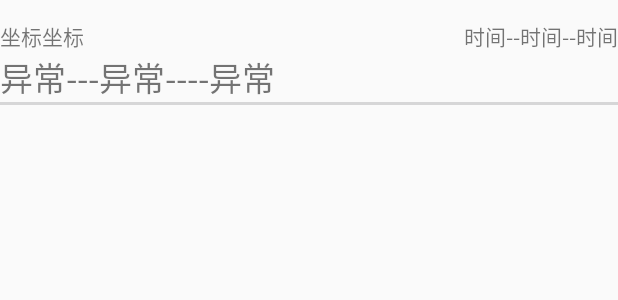
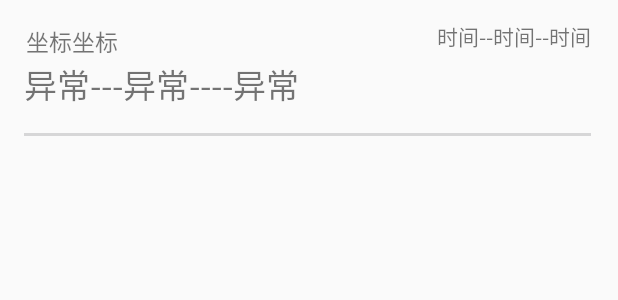
Before and after one commit to DMingOu/SecurityDetectionAPP, an Android app: the layout item_history_error_msg.xml on its own in the app's theme, with its tools: preview values and no code run, on a phone screen of 412 x 824 dp. Shown: the top 300 px of the screen. Run offline under Robolectric (Android 15) with nearby library versions, the phone set to English and light mode, and no system bars.

Commit message:
优化历史消息页面UI，修复不同分辨率手机切换服务器闪退问题

```diff
--- a/app/build.gradle
+++ b/app/build.gradle
@@ -6,10 +6,10 @@ android {
     buildToolsVersion "29.0.0"
     defaultConfig {
         applicationId "com.example.odm.securitydetectionapp"
-        minSdkVersion 24
+        minSdkVersion 21
         targetSdkVersion 28
-        versionCode 4
-        versionName "4.0"
+        versionCode 5
+        versionName "1.1"
         testInstrumentationRunner "androidx.test.runner.AndroidJUnitRunner"
         multiDexEnabled true
         ndk {
--- a/app/src/main/java/com/example/odm/securitydetectionapp/module/MainActivity.java
+++ b/app/src/main/java/com/example/odm/securitydetectionapp/module/MainActivity.java
@@ -100,7 +100,7 @@ public class MainActivity extends FragmentActivity {
     private void exit() {
 
         if ((System.currentTimeMillis() - exitTime) > 2000) {
-            ToastUtil.showShortToast("再按一次返回键退出程序");
+            ToastUtil.showShortToastBottom("再按一次返回键退出程序");
             exitTime = System.currentTimeMillis();
         } else {
             finish();
--- a/app/src/main/java/com/example/odm/securitydetectionapp/module/watch/ui/capInfoAdapter.java
+++ b/app/src/main/java/com/example/odm/securitydetectionapp/module/watch/ui/capInfoAdapter.java
@@ -21,7 +21,7 @@ public class capInfoAdapter extends BaseQuickAdapter <capInfo, BaseViewHolder> {
 
     @Override
     protected void convert(@NonNull BaseViewHolder helper, capInfo item) {
-        //首先在进入List前会进行判断是否为异常，如果数据异常直接丢掉数据无法加入List。
+        //首先在进入List前会进行判断是否为异常，如果数据异常无法加入List。
         // 如果子模块的状态为正常(true),则赋值
         if(item.isStatus()) {
             if("".equals(item.getData())) {
--- a/app/src/main/java/com/example/odm/securitydetectionapp/util/ToastUtil.java
+++ b/app/src/main/java/com/example/odm/securitydetectionapp/util/ToastUtil.java
@@ -19,7 +19,7 @@ public class ToastUtil {
     /**
      * 短时间显示Toast【居下】
      * @param msg 显示的内容-字符串*/
-    public static void showShortToast(String msg) {
+    public static void showShortToastBottom (String msg) {
         if(SecurityDetectionAPP.getContext() != null){
             if (toast == null) {
                 toast = Toast.makeText(SecurityDetectionAPP.getContext(), msg, Toast.LENGTH_SHORT);
@@ -62,7 +62,7 @@ public class ToastUtil {
     /**
      * 长时间显示Toast【居下】
      * @param msg 显示的内容-字符串*/
-    public static void showLongToast(String msg) {
+    public static void showLongToastBottom (String msg) {
         if(SecurityDetectionAPP.getContext() != null) {
             if (toast == null) {
                 toast = Toast.makeText(SecurityDetectionAPP.getContext(), msg, Toast.LENGTH_LONG);
--- a/app/src/main/res/layout/item_history_error_msg.xml
+++ b/app/src/main/res/layout/item_history_error_msg.xml
@@ -6,15 +6,19 @@
     android:layout_height="wrap_content">
 
     <View
-        android:layout_below="@id/tv_history_msg"
+        android:layout_above="@id/tv_history_time"
         android:layout_width="match_parent"
         android:layout_height="2dp"
+        android:layout_marginLeft="16dp"
+        android:layout_marginEnd="16dp"
         android:background="@drawable/divide"/>
     <TextView
         android:id = "@+id/tv_history_address"
-        android:layout_marginTop="13dp"
+        android:layout_marginTop="16dp"
+        android:layout_marginLeft="17dp"
         android:layout_width="wrap_content"
         android:layout_height="wrap_content"
+        android:textSize="15sp"
         android:text = "坐标坐标"/>
     <TextView
         android:id="@+id/tv_history_msg"
@@ -22,6 +26,7 @@
         android:layout_height="wrap_content"
         android:layout_below="@id/tv_history_address"
         android:layout_marginBottom="0dp"
+        android:layout_marginLeft="16dp"
         android:textSize="22sp"
         android:text = "异常---异常----异常"/>
     <TextView
@@ -29,6 +34,7 @@
         android:layout_width="wrap_content"
         android:layout_height="wrap_content"
         android:layout_marginTop="13dp"
+        android:layout_marginRight="18dp"
         android:layout_alignParentRight="true"
         android:text="时间--时间--时间"
         />
@@ -36,6 +42,9 @@
         android:layout_below="@id/tv_history_msg"
         android:layout_width="match_parent"
         android:layout_height="2dp"
+        android:layout_marginTop="16dp"
+        android:layout_marginLeft="16dp"
+        android:layout_alignRight="@id/tv_history_time"
         android:background="@drawable/divide"/>
 
 </RelativeLayout>
--- a/app/src/main/res/layout/view_empty.xml
+++ b/app/src/main/res/layout/view_empty.xml
@@ -18,5 +18,6 @@
         android:text="没有获取到数据，请尝试检查你的服务器"
         android:layout_centerHorizontal="true"
         android:textSize="20sp"
+        android:textColor="@color/xui_config_color_black"
         android:layout_below="@id/iv_empty"/>
 </RelativeLayout>
```
Also changed, not shown: app/src/main/java/com/example/odm/securitydetectionapp/module/map_location/contract/locationContract.java (+29 -1 lines), app/src/main/java/com/example/odm/securitydetectionapp/module/map_location/ui/locationFragment.java (+34 -3 lines), app/src/main/java/com/example/odm/securitydetectionapp/module/map_location/ui/normalMarkerView.java (+12 -1 lines), app/src/main/res/drawable/warning_red_round.png (added).
